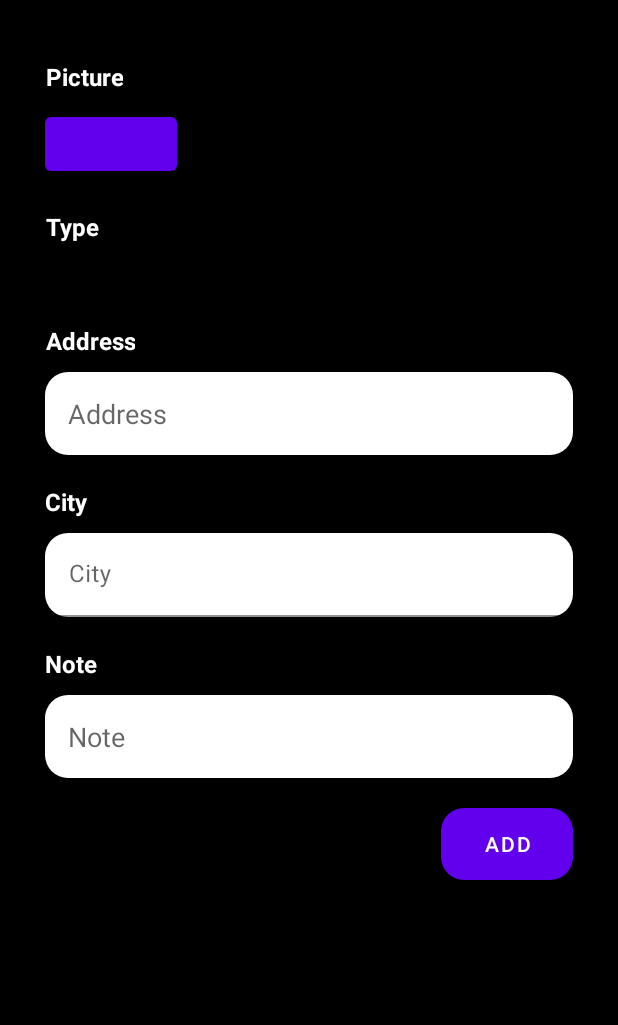
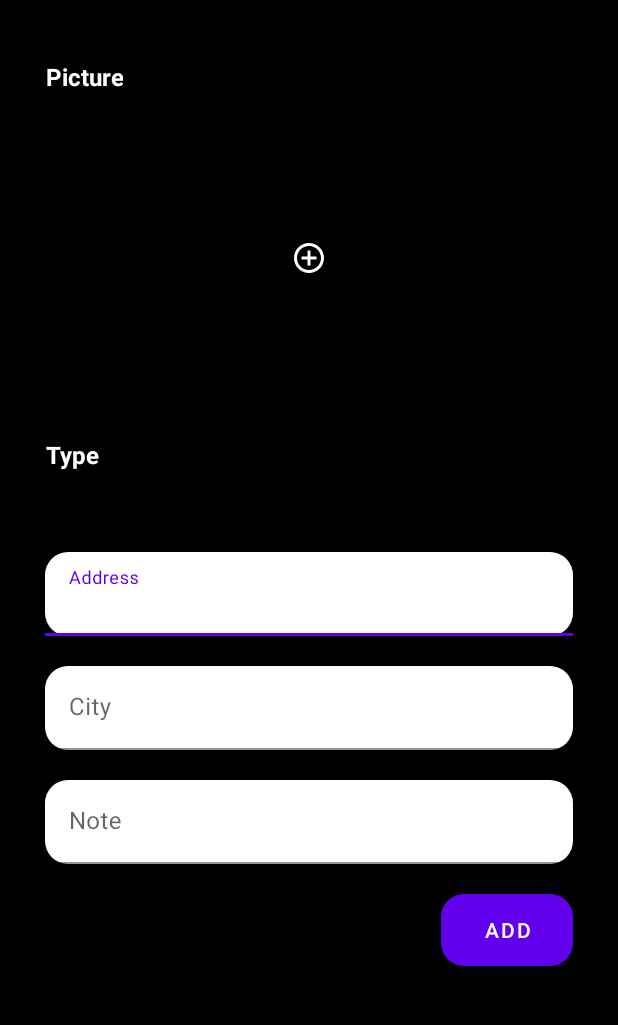
Before and after one commit to fadelpamungkas/RoadDamageDetector, an Android app: the AddRoadActivity screen opened directly, with no data from a screen before it, on a phone screen of 412 x 824 dp, the part 84-1109 px from its top. Run offline under Robolectric (Android 15) with nearby library versions, the phone set to English and light mode, and no system bars; 1 statement that could not run was skipped.

Commit message:
- Add Image From Camera and Gallery

```diff
--- a/app/src/main/AndroidManifest.xml
+++ b/app/src/main/AndroidManifest.xml
@@ -5,6 +5,7 @@
     <uses-feature android:name="android.hardware.camera.any" />
 
     <uses-permission android:name="android.permission.INTERNET"/>
+    <uses-permission android:name="android.permission.READ_EXTERNAL_STORAGE" />
     <uses-permission android:name="android.permission.CAMERA" />
 
     <application
--- /dev/null
+++ b/app/src/main/res/drawable/ic_add_circle_outline_24.xml
@@ -0,0 +1,5 @@
+<vector android:height="24dp" android:tint="#FFFFFF"
+    android:viewportHeight="24" android:viewportWidth="24"
+    android:width="24dp" xmlns:android="http://schemas.android.com/apk/res/android">
+    <path android:fillColor="@android:color/white" android:pathData="M13,7h-2v4L7,11v2h4v4h2v-4h4v-2h-4L13,7zM12,2C6.48,2 2,6.48 2,12s4.48,10 10,10 10,-4.48 10,-10S17.52,2 12,2zM12,20c-4.41,0 -8,-3.59 -8,-8s3.59,-8 8,-8 8,3.59 8,8 -3.59,8 -8,8z"/>
+</vector>
--- a/app/src/main/res/layout/activity_add_road.xml
+++ b/app/src/main/res/layout/activity_add_road.xml
@@ -16,16 +16,20 @@
         android:text="@string/picture"
         android:layout_marginTop="10dp"
         app:layout_constraintStart_toStartOf="parent"
-        app:layout_constraintTop_toTopOf="parent"
-        tools:ignore="MissingConstraints" />
+        app:layout_constraintTop_toTopOf="parent"/>
 
-    <Button
+    <ImageButton
         android:id="@+id/btnImage"
-        android:layout_width="wrap_content"
-        android:layout_height="wrap_content"
+        android:layout_width="match_parent"
+        android:layout_height="200dp"
         android:layout_marginTop="10dp"
+        android:scaleType="centerInside"
+        android:src="@drawable/ic_add_circle_outline_24"
+        android:background="?android:selectableItemBackground"
+        app:layout_constraintTop_toBottomOf="@id/tvImage"
         app:layout_constraintStart_toStartOf="parent"
-        app:layout_constraintTop_toBottomOf="@id/tvImage"/>
+        app:layout_constraintEnd_toEndOf="parent"
+        android:contentDescription="@string/add_image" />
 
     <TextView
         style="@style/TvDetail"
@@ -47,49 +51,30 @@
         app:layout_constraintTop_toBottomOf="@id/tvType"
         android:spinnerMode="dropdown"/>
 
-    <TextView
-        style="@style/TvDetail"
-        android:id="@+id/tvDetAddress"
-        android:layout_width="wrap_content"
+    <com.google.android.material.textfield.TextInputLayout
+        android:id="@+id/et_address"
+        android:layout_width="match_parent"
         android:layout_height="wrap_content"
-        android:text="@string/address"
         android:layout_marginTop="20dp"
-        app:layout_constraintStart_toStartOf="parent"
-        app:layout_constraintTop_toBottomOf="@id/spinnerType"
-        tools:ignore="MissingConstraints" />
-
-    <EditText
-        android:id="@+id/etDetAddress"
-        android:layout_width="match_parent"
-        android:layout_height="55dp"
-        android:layout_marginTop="10dp"
-        android:paddingStart="15dp"
-        android:hint="@string/address"
-        android:background="@drawable/rounded_edittext"
         app:layout_constraintEnd_toEndOf="parent"
         app:layout_constraintStart_toStartOf="parent"
-        app:layout_constraintTop_toBottomOf="@id/tvDetAddress">
-    </EditText>
-
-    <TextView
-        style="@style/TvDetail"
-        android:id="@+id/tvCity"
-        android:layout_width="wrap_content"
-        android:layout_height="wrap_content"
-        android:text="@string/city"
-        android:layout_marginTop="20dp"
-        app:layout_constraintStart_toStartOf="parent"
-        app:layout_constraintTop_toBottomOf="@id/etDetAddress"
-        tools:ignore="MissingConstraints" />
+        app:layout_constraintTop_toBottomOf="@id/spinnerType">
+        <com.google.android.material.textfield.TextInputEditText
+            android:id="@+id/ed_address"
+            android:layout_width="match_parent"
+            android:layout_height="wrap_content"
+            android:hint="@string/address"
+            android:background="@drawable/rounded_edittext"/>
+    </com.google.android.material.textfield.TextInputLayout>
 
     <com.google.android.material.textfield.TextInputLayout
         android:id="@+id/etCity"
         android:layout_width="match_parent"
         android:layout_height="wrap_content"
-        android:layout_marginTop="10dp"
+        android:layout_marginTop="20dp"
         app:layout_constraintEnd_toEndOf="parent"
         app:layout_constraintStart_toStartOf="parent"
-        app:layout_constraintTop_toBottomOf="@id/tvCity">
+        app:layout_constraintTop_toBottomOf="@id/et_address">
         <AutoCompleteTextView
             android:id="@+id/ed_place"
             style="@style/Widget.MaterialComponents.AutoCompleteTextView.FilledBox"
@@ -99,28 +84,21 @@
             android:background="@drawable/rounded_edittext"/>
     </com.google.android.material.textfield.TextInputLayout>
 
-    <TextView
-        style="@style/TvDetail"
-        android:id="@+id/tvDetNote"
-        android:layout_width="wrap_content"
+    <com.google.android.material.textfield.TextInputLayout
+        android:id="@+id/et_note"
+        android:layout_width="match_parent"
         android:layout_height="wrap_content"
-        android:text="@string/note"
         android:layout_marginTop="20dp"
-        app:layout_constraintTop_toBottomOf="@id/etCity"
-        tools:ignore="MissingConstraints" />
-
-    <EditText
-        android:id="@+id/etDetNote"
-        android:layout_width="match_parent"
-        android:layout_height="55dp"
-        android:layout_marginTop="10dp"
-        android:hint="@string/note"
-        android:paddingStart="15dp"
-        android:background="@drawable/rounded_edittext"
         app:layout_constraintEnd_toEndOf="parent"
         app:layout_constraintStart_toStartOf="parent"
-        app:layout_constraintTop_toBottomOf="@id/tvDetNote">
-    </EditText>
+        app:layout_constraintTop_toBottomOf="@id/etCity">
+        <com.google.android.material.textfield.TextInputEditText
+            android:id="@+id/ed_note"
+            android:layout_width="match_parent"
+            android:layout_height="wrap_content"
+            android:hint="@string/note"
+            android:background="@drawable/rounded_edittext"/>
+    </com.google.android.material.textfield.TextInputLayout>
 
     <Button
         android:id="@+id/btnAdd"
@@ -130,7 +108,7 @@
         android:background="@drawable/rounded_edittext"
         android:text="@string/add"
         app:layout_constraintEnd_toEndOf="parent"
-        app:layout_constraintTop_toBottomOf="@id/etDetNote"
+        app:layout_constraintTop_toBottomOf="@id/et_note"
         tools:ignore="MissingConstraints" />
 
 </androidx.constraintlayout.widget.ConstraintLayout>
--- a/app/src/main/res/values/strings.xml
+++ b/app/src/main/res/values/strings.xml
@@ -24,4 +24,5 @@
     <string name="capture">Capture</string>
 
     <string name="hello_blank_fragment">Hello blank fragment</string>
+    <string name="add_image">Add Image</string>
 </resources>
```
Also changed, not shown: app/src/main/java/com/example/roaddamagedetector/AddRoadActivity.kt (+73 -0 lines).
